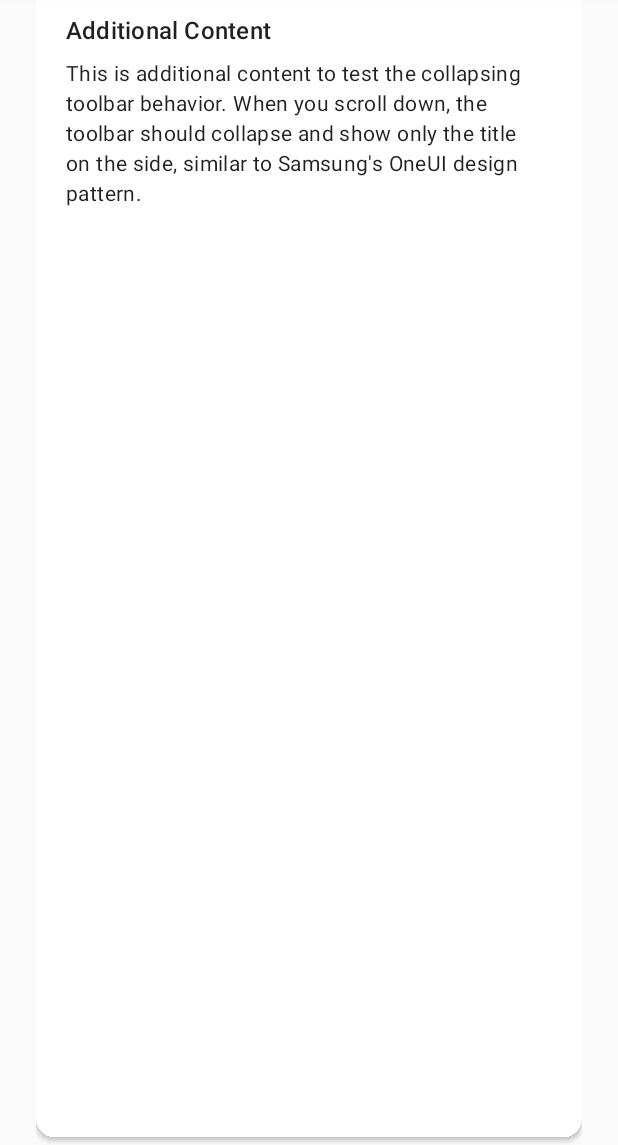
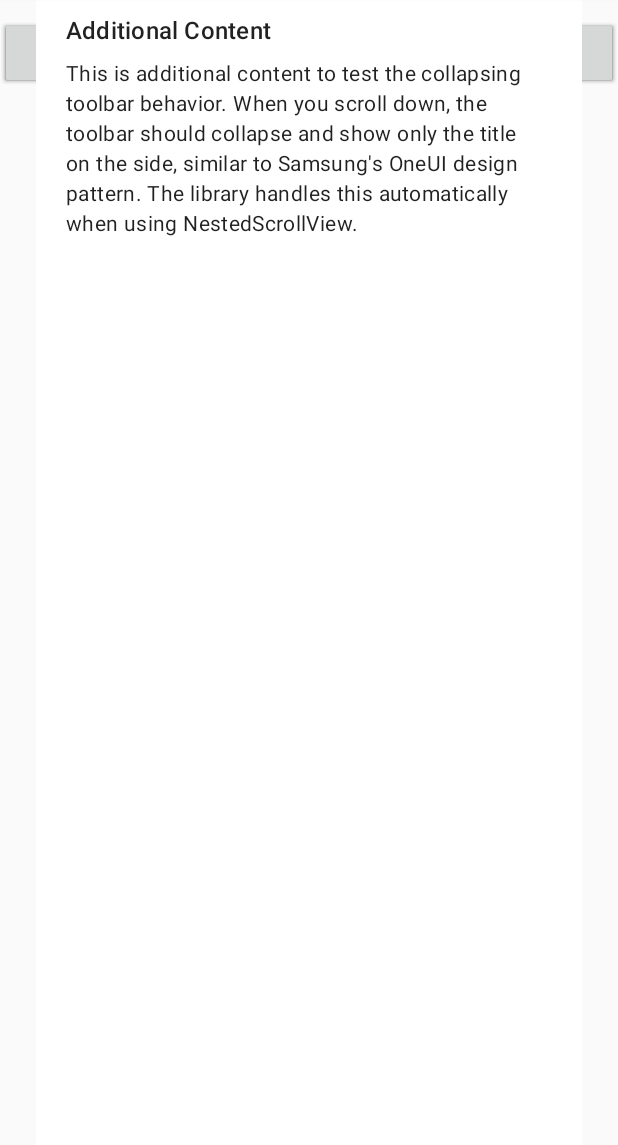
Before and after one commit to tamimi19/MyOneUIApp6, an Android app: the screen it shows after launch (MainActivity), scrolled down 537 dp, on a phone screen of 412 x 824 dp, the part 91-1236 px from its top. Run offline under Robolectric (Android 15) with nearby library versions, the phone set to English and light mode, and no system bars; libraries missing offline, so code that uses them is left out: de.dlyt.yanndroid; plain views replace DrawerLayout, OptionButton, OptionGroup; 11 statements that could not run were skipped.

Commit message:
Update activity_main.xml

```diff
--- a/app/src/main/res/layout/activity_main.xml
+++ b/app/src/main/res/layout/activity_main.xml
@@ -9,7 +9,7 @@
     app:drawer_viewId="@id/drawer_content"
     app:toolbar_title="@string/app_name"
     app:toolbar_subtitle="@string/app_subtitle"
-    app:toolbar_expanded="false"
+    app:toolbar_expanded="true"
     app:toolbar_expandable="true">
 
     <!-- Drawer Content -->
@@ -17,8 +17,7 @@
         android:id="@+id/drawer_content"
         android:layout_width="match_parent"
         android:layout_height="match_parent"
-        android:orientation="vertical"
-        android:background="?android:attr/windowBackground">
+        android:orientation="vertical">
 
         <de.dlyt.yanndroid.samsung.drawer.OptionGroup
             android:id="@+id/option_group"
@@ -31,21 +30,21 @@
                 android:id="@+id/option_home"
                 android:layout_width="match_parent"
                 android:layout_height="wrap_content"
-                android:background="?android:attr/selectableItemBackground"
+                app:icon="@drawable/ic_samsung_info"
                 app:text="@string/nav_home" />
 
             <de.dlyt.yanndroid.samsung.drawer.OptionButton
                 android:id="@+id/option_scroll_list"
                 android:layout_width="match_parent"
                 android:layout_height="wrap_content"
-                android:background="?android:attr/selectableItemBackground"
+                app:icon="@drawable/ic_samsung_page"
                 app:text="@string/nav_scroll_list" />
 
             <de.dlyt.yanndroid.samsung.drawer.OptionButton
                 android:id="@+id/option_settings"
                 android:layout_width="match_parent"
                 android:layout_height="wrap_content"
-                android:background="?android:attr/selectableItemBackground"
+                app:icon="@drawable/ic_samsung_settings"
                 app:text="@string/nav_settings" />
 
         </de.dlyt.yanndroid.samsung.drawer.OptionGroup>
@@ -162,9 +161,9 @@
                     <com.google.android.material.textview.MaterialTextView
                         android:layout_width="match_parent"
                         android:layout_height="wrap_content"
-                        android:text="This is additional content to test the collapsing toolbar behavior. When you scroll down, the toolbar should collapse and show only the title on the side, similar to Samsung's OneUI design pattern."
+                        android:text="This is additional content to test the collapsing toolbar behavior. When you scroll down, the toolbar should collapse and show only the title on the side, similar to Samsung's OneUI design pattern. The library handles this automatically when using NestedScrollView."
                         android:textAppearance="@style/TextAppearance.Material3.BodyMedium"
-                        android:layout_marginBottom="600dp" />
+                        android:layout_marginBottom="800dp" />
 
                 </LinearLayout>
 
```
